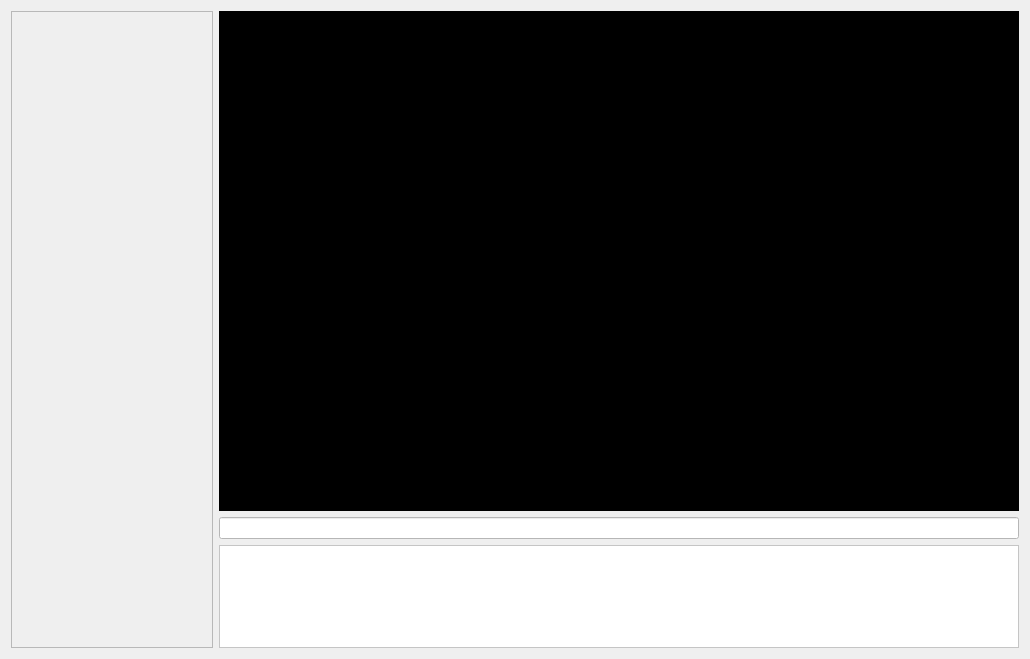
First picture: the form in TutorialMaker/Resources/UI/ScreenshotAnnotator.ui, repository SoniaPujolLab/SlicerTutorialMaker, before the edit.
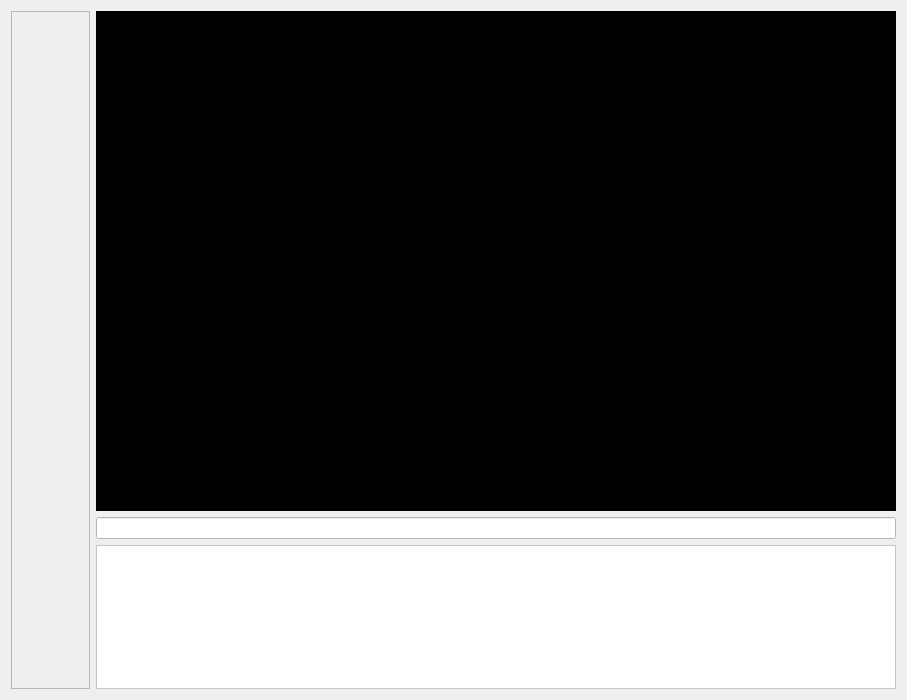
Second picture: the form after the edit. Custom widgets are drawn as their Qt base class.

Commit message: Add some improvements suggeted by Andrass and Fix some bugs

```diff
--- a/TutorialMaker/Resources/UI/ScreenshotAnnotator.ui
+++ b/TutorialMaker/Resources/UI/ScreenshotAnnotator.ui
@@ -6,8 +6,8 @@
    <rect>
     <x>0</x>
     <y>0</y>
-    <width>1030</width>
-    <height>659</height>
+    <width>907</width>
+    <height>700</height>
    </rect>
   </property>
   <property name="windowTitle">
@@ -30,8 +30,8 @@
        <rect>
         <x>0</x>
         <y>0</y>
-        <width>211</width>
-        <height>645</height>
+        <width>69</width>
+        <height>674</height>
        </rect>
       </property>
       <property name="autoFillBackground">
```
The commit also changes 1 other file.
